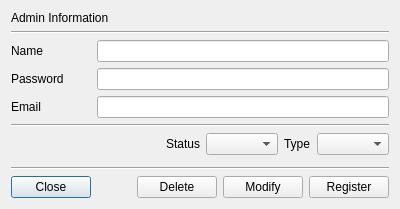
jykim74/CCMan, file CCMan/admin_dlg.ui: the form before one commit.
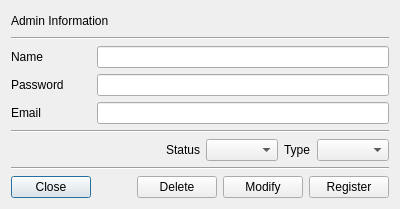
The form after the commit.

```diff
--- a/CCMan/admin_dlg.ui
+++ b/CCMan/admin_dlg.ui
@@ -132,19 +132,6 @@
      </item>
     </layout>
    </item>
-   <item>
-    <spacer name="verticalSpacer">
-     <property name="orientation">
-      <enum>Qt::Vertical</enum>
-     </property>
-     <property name="sizeHint" stdset="0">
-      <size>
-       <width>20</width>
-       <height>40</height>
-      </size>
-     </property>
-    </spacer>
-   </item>
    <item>
     <widget class="Line" name="line">
      <property name="orientation">
```
